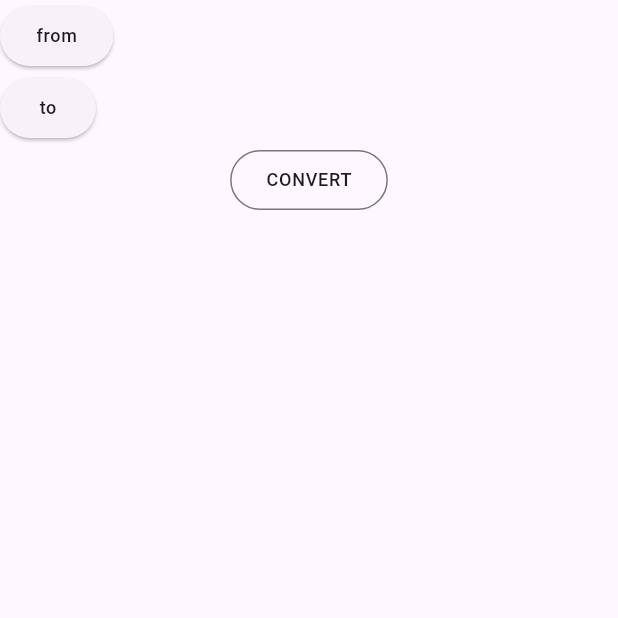
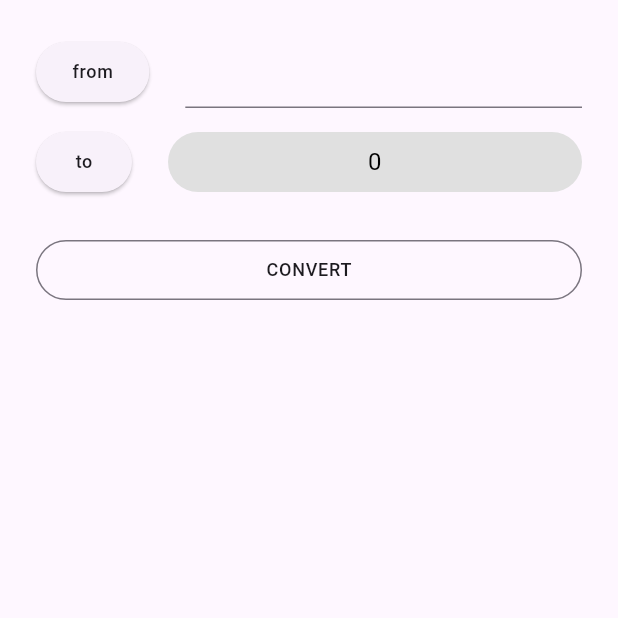
Before and after one commit to mfarghal/currency_converter, a Flutter app: the ExhangePage screen opened directly, after a tap on "CONVERT", on a phone screen of 412 x 824 dp, the top half of it. Run offline on Flutter 3.47's test engine with Material 2 defaults, Android fonts, the phone set to English and light mode, and no system bars; our stand-ins replace cached_network_image, dartz, equatable, flutter_bloc, get_it, hive and 1 more; accounts and stored records are empty; network calls fail.

Commit message:
add convert functions and widgets

```diff
--- a/lib/features/countries/presentation/pages/components/body.dart
+++ b/lib/features/countries/presentation/pages/components/body.dart
@@ -9,8 +9,8 @@ class Body extends StatelessWidget {
   const Body({super.key});
 
   @override
-  Widget build(BuildContext context) => Expanded(
-        child: BlocBuilder<CountriesBloc, CountriesState>(
+  Widget build(BuildContext context) =>
+      BlocBuilder<CountriesBloc, CountriesState>(
         builder: (context, state) {
           if (state is CountriesLoading) {
             return _loading();
@@ -22,7 +22,6 @@ class Body extends StatelessWidget {
             return const SizedBox.shrink();
           }
         },
-        ),
       );
 
   Widget _errorMessage(BuildContext context) => Center(
--- a/lib/features/exhange/presentation/bloc/bloc/exhange_bloc.dart
+++ b/lib/features/exhange/presentation/bloc/bloc/exhange_bloc.dart
@@ -10,16 +10,25 @@ class ExhangeBloc extends Bloc<ExhangeEvent, ExhangeState> {
   final GetConvertRate getConvertRate;
   ExhangeBloc({required this.getConvertRate}) : super(ExhangeInitial()) {
     on<ConvertNumberExhangeEvent>((event, emit) async {
+      try {
+        final val = int.tryParse(event.val) ?? 0;
         emit(ExhangeLoading());
 
         final conversionRate = await getConvertRate(
-          const Params(toCurrencyId: 'USD', fromCurrencyId: 'PHP'));
+          Params(
+            toCurrencyId: event.fromCurrencyId,
+            fromCurrencyId: event.toCurrencyId,
+          ),
+        );
         conversionRate.fold(
           (l) => emit(ExhangeError()),
           (r) {
-          emit(ExhangeLoaded(rate: r.rate, value: event.val * r.rate));
+            emit(ExhangeLoaded(rate: r.rate, value: val * r.rate));
           },
         );
+      } catch (_) {
+        emit(ExhangeError());
+      }
     });
   }
 }
--- a/lib/features/exhange/presentation/bloc/bloc/exhange_event.dart
+++ b/lib/features/exhange/presentation/bloc/bloc/exhange_event.dart
@@ -8,7 +8,7 @@ sealed class ExhangeEvent extends Equatable {
 }
 
 class ConvertNumberExhangeEvent extends ExhangeEvent {
-  final double val;
+  final String val;
   final String fromCurrencyId;
   final String toCurrencyId;
 
--- a/lib/features/exhange/presentation/pages/components/body.dart
+++ b/lib/features/exhange/presentation/pages/components/body.dart
@@ -1,18 +1,69 @@
+import 'package:cached_network_image/cached_network_image.dart';
+
+import '../../../../../core/constants/app/app_constants.dart';
+import '../../../../countries/domain/entities/country_entity.dart';
+
 import 'package:flutter/material.dart';
 import 'package:flutter_bloc/flutter_bloc.dart';
 
 import '../../bloc/bloc/exhange_bloc.dart';
+import '../../widgets/countries_sheet_list.dart';
 
-class Body extends StatelessWidget {
+class Body extends StatefulWidget {
   const Body({super.key});
 
   @override
+  State<Body> createState() => _BodyState();
+}
+
+class _BodyState extends State<Body> {
+  ///
+  CountryEntity? _to;
+  CountryEntity? _from;
+
+  //
+  TextEditingController? controller;
+
+  ///
+  @override
+  void initState() {
+    controller = TextEditingController();
+    super.initState();
+  }
+
+  ///
+  @override
+  void dispose() {
+    controller?.dispose();
+    super.dispose();
+  }
+
+  ///
+  Future<CountryEntity?> _modalBottomSheetMenu(BuildContext context) async =>
+      showModalBottomSheet<CountryEntity?>(
+        context: context,
+        builder: (builder) => Container(
+          height: MediaQuery.sizeOf(context).height * 0.7,
+          color: Colors.transparent,
+          child: const SafeArea(child: CountriesSheetList()),
+        ),
+      );
+
+  @override
   Widget build(BuildContext context) {
-    return Column(
+    return Padding(
+      padding: const EdgeInsets.symmetric(horizontal: 24),
+      child: Column(
         children: [
-        _from(context),
-        _to(context),
+          const SizedBox(height: 24),
+          _fromWidget(context),
+          const SizedBox(height: 12),
+          _toWidget(context),
+          const SizedBox(height: 24),
           OutlinedButton(
+            style: OutlinedButton.styleFrom(
+              minimumSize: const Size.fromHeight(40),
+            ),
             onPressed: () => _startConvert(context),
             child: Text(
               'CONVERT',
@@ -20,27 +71,52 @@ class Body extends StatelessWidget {
             ),
           )
         ],
+      ),
     );
   }
 
-  void _startConvert(BuildContext context) => context.read<ExhangeBloc>().add(
-        const ConvertNumberExhangeEvent(
-          val: 2,
-          fromCurrencyId: 'fromCurrencyId',
-          toCurrencyId: 'toCurrencyId',
+  void _startConvert(BuildContext context) {
+    context.read<ExhangeBloc>().add(
+          ConvertNumberExhangeEvent(
+            val: controller?.text ?? '',
+            toCurrencyId: _to?.currencyId ?? '',
+            fromCurrencyId: _from?.currencyId ?? '',
           ),
         );
+  }
 
-  Widget _to(BuildContext context) => Row(
+  Widget _toWidget(BuildContext context) => Row(
         children: [
           ElevatedButton(
-            onPressed: () {},
-            child: Text(
+            onPressed: () async {
+              final val = await _modalBottomSheetMenu(context);
+              setState(() => _to = val);
+            },
+            child: Row(
+              children: [
+                if (_to != null)
+                  CachedNetworkImage(
+                    imageUrl:
+                        ApplicationConstants.flagUrl(countyrId: _to?.id ?? ''),
+                  ),
+                if (_to != null) const SizedBox(width: 12),
+                Text(
                   'to',
                   style: Theme.of(context).textTheme.labelMedium,
                 ),
+              ],
             ),
-          Expanded(child: BlocBuilder<ExhangeBloc, ExhangeState>(
+          ),
+          const SizedBox(width: 24),
+          Expanded(
+            child: Container(
+              width: double.infinity,
+              padding: const EdgeInsets.symmetric(vertical: 8),
+              decoration: BoxDecoration(
+                color: Colors.grey[300],
+                borderRadius: BorderRadius.circular(24),
+              ),
+              child: BlocBuilder<ExhangeBloc, ExhangeState>(
                 builder: (context, state) {
                   if (state is ExhangeLoading) {
                     return const Center(child: CircularProgressIndicator());
@@ -49,33 +125,65 @@ class Body extends StatelessWidget {
                       children: [
                         Text(
                           '${state.value}',
+                          textAlign: TextAlign.center,
                           style: Theme.of(context).textTheme.bodyLarge,
                         ),
                         Text(
-                      '${state.rate}',
-                      style: Theme.of(context).textTheme.bodySmall?.copyWith(
-                            color: Colors.grey[300],
+                          'Rate: ${state.rate}',
+                          textAlign: TextAlign.right,
+                          style:
+                              Theme.of(context).textTheme.bodySmall?.copyWith(
+                                    color: Colors.grey,
                                   ),
                         )
                       ],
                     );
                   } else {
-                return const SizedBox.shrink();
+                    return Text(
+                      '0',
+                      textAlign: TextAlign.center,
+                      style: Theme.of(context).textTheme.bodyLarge?.copyWith(
+                            color: Colors.black,
+                          ),
+                    );
                   }
                 },
-          )),
-        ],
-      );
-
-  Widget _from(BuildContext context) => Row(
-        children: [
-          ElevatedButton(
-            onPressed: () {},
-            child: Text(
-              'from',
-              style: Theme.of(context).textTheme.labelMedium,
+              ),
             ),
           ),
         ],
       );
+
+  Widget _fromWidget(BuildContext context) => Row(
+        children: [
+          ElevatedButton(
+            onPressed: () async {
+              final val = await _modalBottomSheetMenu(context);
+              setState(() => _from = val);
+            },
+            child: Row(
+              children: [
+                if (_from != null)
+                  CachedNetworkImage(
+                    imageUrl: ApplicationConstants.flagUrl(
+                        countyrId: _from?.id ?? ''),
+                  ),
+                if (_from != null) const SizedBox(width: 12),
+                Text(
+                  'from',
+                  style: Theme.of(context).textTheme.labelMedium,
+                ),
+              ],
+            ),
+          ),
+          const SizedBox(width: 24),
+          Expanded(
+            child: TextField(
+              controller: controller,
+              textAlign: TextAlign.center,
+              keyboardType: TextInputType.number,
+            ),
+          )
+        ],
+      );
 }
```
Also changed, not shown: lib/features/countries/presentation/pages/countries_page.dart (+2 -18 lines), lib/features/exhange/presentation/widgets/countries_sheet_list.dart (added, +61 -0 lines), lib/main.dart (+13 -1 lines). Lines whose indentation alone changed are shown as unchanged.
